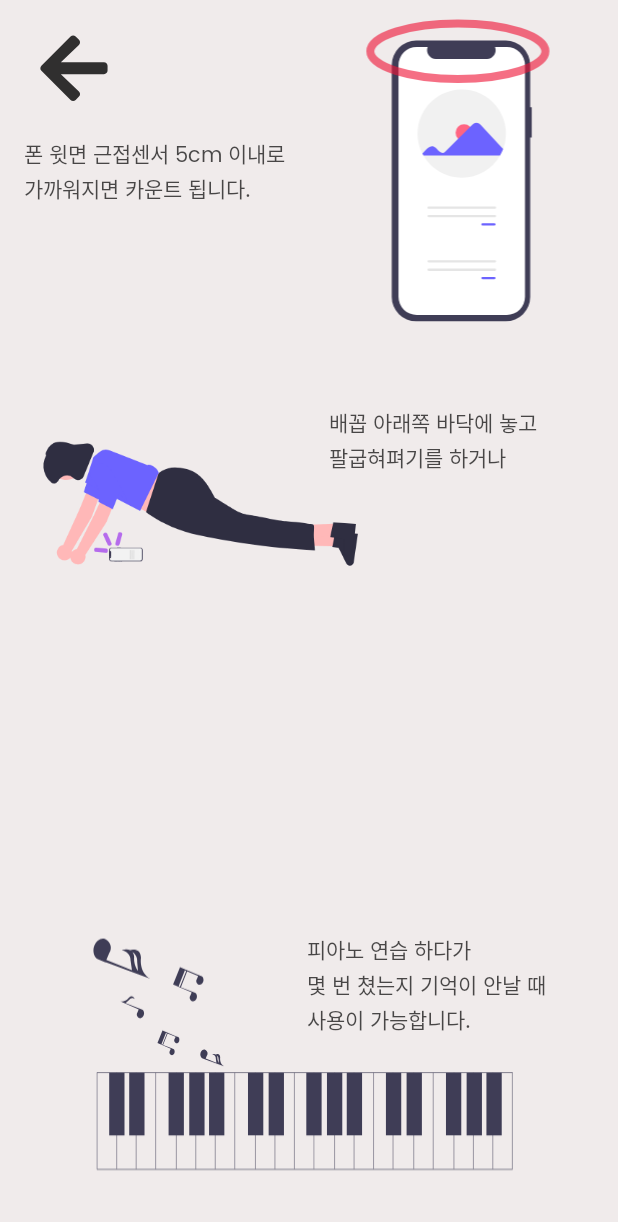
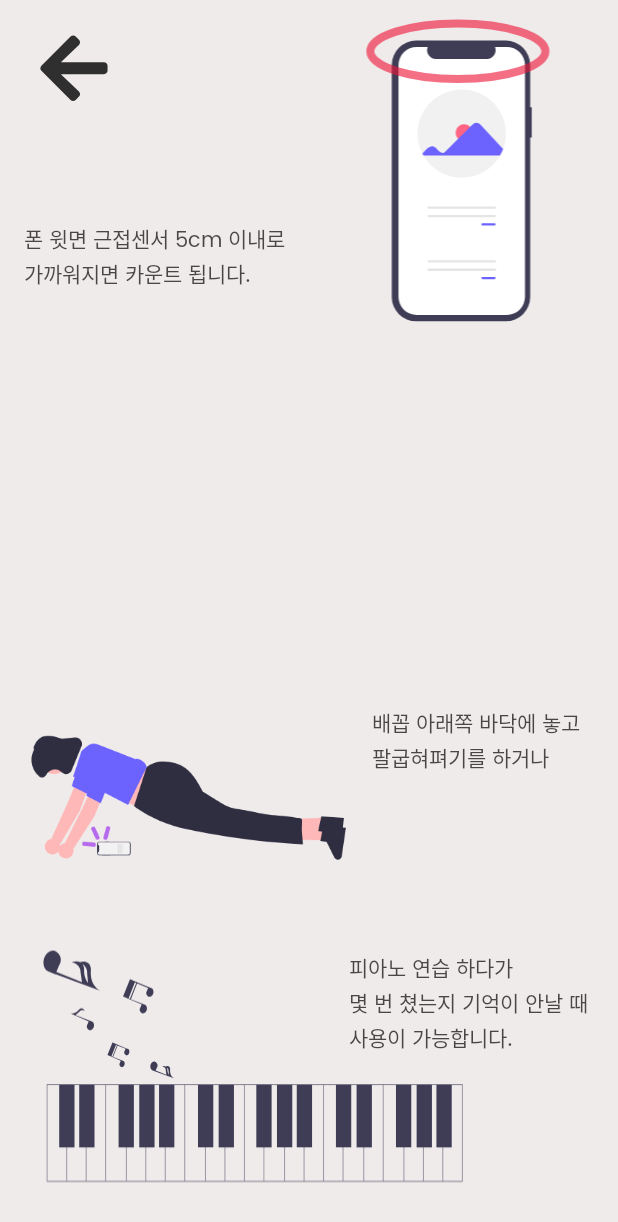
Before and after one commit to BIKMIM/Voice-Counter-with-ads, an Android app: the HelpActivity screen opened directly, with no data from a screen before it, on a phone screen of 412 x 824 dp. Shown: the top 1222 px of the screen. Run offline under Robolectric (Android 15) with nearby library versions, the phone set to English and light mode, and no system bars; our stand-ins replace AdMob.

Commit message:
구글 애드몹에서 광고 가림 현상이 있다고해서 , 광고 안 가리게 텍스트랑 이미지 위치 조금 수정. 집에서 테스트 해 봐야 함. 수정하는 김에 웰컴이랑 헬프페이지에도 광고 삽입.

```diff
--- a/app/build.gradle
+++ b/app/build.gradle
@@ -11,10 +11,10 @@ android {
         minSdk 21
         targetSdk 31
         versionCode 5
-        versionName "1.3"  //TextView에 autoSizeTextView 적용 , 레이아웃 짤림 방지 적용, 레이아웃 기준점 변경 적용
+        versionName "1.4"
 
-        // 버튼을 OnSensorChanged에 있다보니 문제가 된 부분이 있어서
-        // OnCreate로 옮기고 일부 수정
+        // 구글 애드몹에 광고 짤림이 있다고해서 그림이랑 텍스트 위치 좀 수정하고
+        // 수정하는김에 광고를 메인말고 웰컴이랑 헬프창에도 집어넣음. 1.3->1.4 회사에서 수정.
 
         testInstrumentationRunner "androidx.test.runner.AndroidJUnitRunner"
     }
--- a/app/src/main/res/layout/activity_help.xml
+++ b/app/src/main/res/layout/activity_help.xml
@@ -12,26 +12,26 @@
         android:layout_width="wrap_content"
         android:layout_height="wrap_content"
         android:layout_marginStart="16dp"
-        android:layout_marginTop="88dp"
         android:layout_marginEnd="12dp"
+        android:layout_marginBottom="28dp"
+        android:autoSizeMaxTextSize="14sp"
+        android:autoSizeMinTextSize="10sp"
         android:autoSizeTextType="uniform"
-        android:autoSizeMinTextSize="10sp"
-        android:autoSizeMaxTextSize="14sp"
         android:fontFamily="@font/poppins_regular"
         android:text="폰 윗면 근접센서 5cm 이내로\n가까워지면 카운트 됩니다."
         android:textAlignment="viewStart"
         android:textColor="#B3000000"
         android:textSize="14sp"
+        app:layout_constraintBottom_toBottomOf="@+id/imageView5"
         app:layout_constraintEnd_toStartOf="@+id/imageView5"
         app:layout_constraintHorizontal_bias="0.0"
-        app:layout_constraintStart_toStartOf="parent"
-        app:layout_constraintTop_toTopOf="@+id/imageView5" />
+        app:layout_constraintStart_toStartOf="parent" />
 
     <TextView
         android:id="@+id/textView2"
         android:layout_width="wrap_content"
         android:layout_height="wrap_content"
-        android:layout_marginTop="12dp"
+        android:layout_marginTop="16dp"
         android:autoSizeMaxTextSize="14sp"
         android:autoSizeMinTextSize="10sp"
         android:autoSizeTextType="uniform"
@@ -40,7 +40,7 @@
         android:textColor="#B3000000"
         android:textSize="14sp"
         app:layout_constraintEnd_toEndOf="parent"
-        app:layout_constraintHorizontal_bias="0.783"
+        app:layout_constraintHorizontal_bias="0.901"
         app:layout_constraintStart_toStartOf="@+id/imageView4"
         app:layout_constraintTop_toTopOf="@+id/imageView4" />
 
@@ -48,8 +48,8 @@
         android:id="@+id/textView3"
         android:layout_width="wrap_content"
         android:layout_height="wrap_content"
-        android:layout_marginTop="4dp"
-        android:layout_marginEnd="48dp"
+        android:layout_marginTop="8dp"
+        android:layout_marginEnd="20dp"
         android:autoSizeMaxTextSize="14sp"
         android:autoSizeMinTextSize="10sp"
         android:autoSizeTextType="uniform"
@@ -62,14 +62,14 @@
 
     <ImageView
         android:id="@+id/imageView4"
-        android:contentDescription="@string/PushUpImg"
         android:layout_width="220dp"
         android:layout_height="141dp"
-        android:layout_marginTop="36dp"
+        android:layout_marginBottom="30dp"
+        android:contentDescription="@string/PushUpImg"
+        app:layout_constraintBottom_toTopOf="@+id/imageView3"
         app:layout_constraintEnd_toEndOf="parent"
-        app:layout_constraintHorizontal_bias="0.125"
+        app:layout_constraintHorizontal_bias="0.083"
         app:layout_constraintStart_toStartOf="parent"
-        app:layout_constraintTop_toBottomOf="@+id/imageView5"
         app:srcCompat="@drawable/ic_pushup1" />
 
     <ImageView
@@ -96,13 +96,26 @@
 
     <ImageView
         android:id="@+id/imageView3"
-        android:contentDescription="@string/PianoImg"
         android:layout_width="297dp"
         android:layout_height="177dp"
-        android:layout_marginBottom="28dp"
-        app:layout_constraintBottom_toBottomOf="parent"
+        android:layout_marginBottom="20dp"
+        android:contentDescription="@string/PianoImg"
+        app:layout_constraintBottom_toTopOf="@+id/adView"
         app:layout_constraintEnd_toEndOf="parent"
+        app:layout_constraintHorizontal_bias="0.21"
         app:layout_constraintStart_toStartOf="parent"
         app:srcCompat="@drawable/ic_piano" />
 
+    <com.google.android.gms.ads.AdView
+        android:id="@+id/adView"
+        android:layout_width="wrap_content"
+        android:layout_height="wrap_content"
+        android:layout_alignParentBottom="true"
+        android:layout_centerHorizontal="true"
+        app:adSize="BANNER"
+        app:adUnitId="ca-app-pub-7579247174586304/3764239864"
+        app:layout_constraintBottom_toBottomOf="parent"
+        app:layout_constraintEnd_toEndOf="parent"
+        app:layout_constraintStart_toStartOf="parent"></com.google.android.gms.ads.AdView>
+
 </androidx.constraintlayout.widget.ConstraintLayout>
--- a/app/src/main/res/layout/activity_main.xml
+++ b/app/src/main/res/layout/activity_main.xml
@@ -11,12 +11,13 @@
         android:id="@+id/tv_count"
         android:layout_width="wrap_content"
         android:layout_height="wrap_content"
-        android:layout_marginTop="164dp"
+        android:layout_marginBottom="50dp"
         android:text="@string/ZERO"
         android:textColor="#99000000"
         android:textSize="120sp"
+        app:layout_constraintBottom_toTopOf="@+id/adView"
         app:layout_constraintEnd_toEndOf="parent"
-        app:layout_constraintHorizontal_bias="0.498"
+        app:layout_constraintHorizontal_bias="0.518"
         app:layout_constraintLeft_toLeftOf="parent"
         app:layout_constraintRight_toRightOf="parent"
         app:layout_constraintStart_toStartOf="parent"
```
Also changed, not shown: app/src/main/res/layout/activity_welcome.xml (+23 -17 lines).
